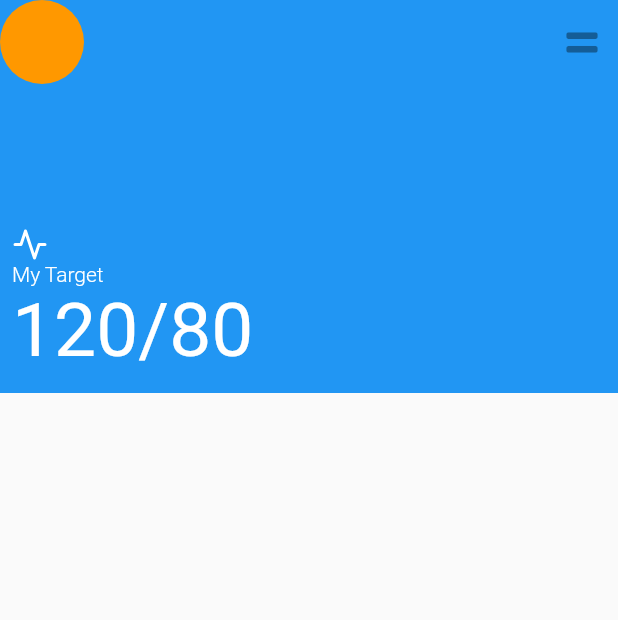
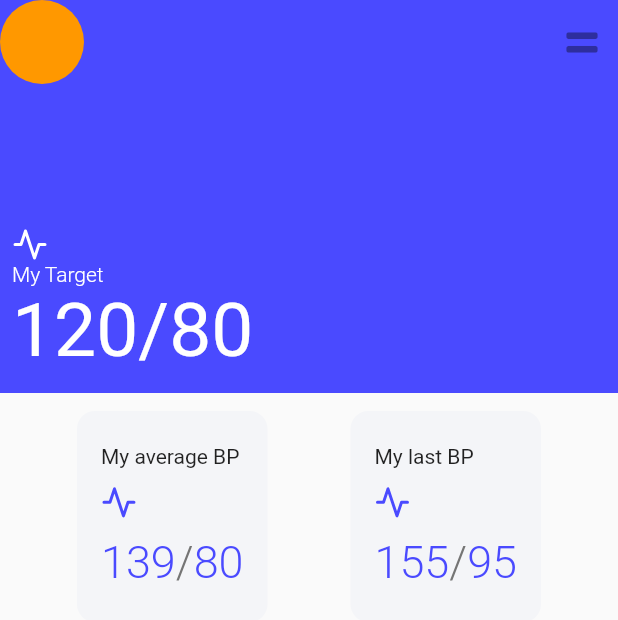
Before and after one commit to enrico-secco/Interface-Flutter, a Flutter app: the HomePage screen opened directly, on a phone screen of 412 x 824 dp. Shown: the top 620 px of the screen. Run offline on Flutter 3.47's test engine with Material 2 defaults, Android fonts, the phone set to English and light mode, and no system bars; our stand-ins replace flutter_icons; statements that could not run were skipped.

Commit message:
Criação de cards personalizados recebendo parâmetros, scrollview e richtext

```diff
--- a/lib/main.dart
+++ b/lib/main.dart
@@ -1,6 +1,7 @@
 import 'package:flutter/material.dart';
 
 import 'ui/pages/pages.dart';
+import 'ui/utils/utils.dart';
 
 void main() {
   runApp(MyApp());
@@ -13,7 +14,7 @@ class MyApp extends StatelessWidget {
     return MaterialApp(
       title: 'Blood Pressure App',
       theme: ThemeData(
-        primarySwatch: Colors.blue,
+        primarySwatch: AppColors.blue,
       ),
       home: HomePage(),
       debugShowCheckedModeBanner: false,
--- a/lib/ui/components/top_container.dart
+++ b/lib/ui/components/top_container.dart
@@ -1,12 +1,14 @@
 //Widget criado
 import 'package:flutter/material.dart';
 import 'package:flutter_icons/flutter_icons.dart';
+
+import '../utils/utils.dart';
 
 class TopContainer extends StatelessWidget {
   @override
   Widget build(BuildContext context) {
     return Container(
-      color: Colors.blue,
+      color: AppColors.blue,
       width: MediaQuery.of(context).size.width,
       height: MediaQuery.of(context).size.height * .25,
       child: Padding(
--- a/lib/ui/pages/home.dart
+++ b/lib/ui/pages/home.dart
@@ -2,6 +2,7 @@ import 'package:flutter/material.dart';
 import 'package:flutter_icons/flutter_icons.dart';
 
 import '../components/components.dart';
+import '../utils/utils.dart';
 
 class HomePage extends StatelessWidget {
   @override
@@ -16,15 +17,107 @@ class HomePage extends StatelessWidget {
         ],
         elevation: 0,
       ),
-      body: Column(
-        mainAxisAlignment: MainAxisAlignment.start,
-        children: [
-          TopContainer(),
-          Container(),
-          Container(),
-          Container(),
-        ],
+      body: SingleChildScrollView(
+        child: Column(
+          mainAxisAlignment: MainAxisAlignment.start,
+          children: [
+            TopContainer(),
+            Container(
+              width: MediaQuery.of(context).size.width,
+              height: MediaQuery.of(context).size.height * .20,
+              child: Padding(
+                padding: const EdgeInsets.symmetric(vertical: 8.0),
+                child: Row(
+                  mainAxisAlignment: MainAxisAlignment.spaceEvenly,
+                  children: [
+                    BPCard(
+                      title: 'My average BP',
+                      icon: Feather.activity,
+                      systolic: 139,
+                      diastolic: 80,
+                    ),
+                    BPCard(
+                      title: 'My last BP',
+                      icon: Feather.activity,
+                      systolic: 155,
+                      diastolic: 95,
+                    ),
+                  ],
+                ),
+              ),
+            ),
+          ],
+        ),
       ),
     );
   }
 }
+
+class BPCard extends StatelessWidget {
+  const BPCard({
+    Key key,
+    this.icon,
+    this.title,
+    this.systolic,
+    this.diastolic,
+  }) : super(key: key);
+
+  final IconData icon;
+  final title;
+  final systolic;
+  final diastolic;
+
+  @override
+  Widget build(BuildContext context) {
+    return Card(
+      shape: RoundedRectangleBorder(
+        borderRadius: BorderRadius.circular(12),
+      ),
+      color: Color(0xFFF4F5F8),
+      elevation: 0,
+      child: Padding(
+        padding: const EdgeInsets.symmetric(vertical: 12.0, horizontal: 16),
+        child: Column(
+          mainAxisAlignment: MainAxisAlignment.spaceEvenly,
+          crossAxisAlignment: CrossAxisAlignment.start,
+          children: [
+            Text(
+              '$title',
+            ),
+            Icon(
+              icon,
+              color: AppColors.blue,
+            ),
+            RichText(
+              text: TextSpan(
+                text: '$systolic',
+                style: TextStyle(
+                    color: AppColors.blue,
+                    fontSize: 30,
+                    fontWeight: FontWeight.w300),
+                children: [
+                  TextSpan(
+                      text: '/',
+                      style: TextStyle(
+                        color: Colors.grey[600],
+                        fontSize: 30,
+                      ),
+                      children: [
+                        TextSpan(
+                          text: '$diastolic',
+                          style: TextStyle(
+                            color: AppColors.blue,
+                            fontSize: 30,
+                            fontWeight: FontWeight.w300,
+                          ),
+                        )
+                      ])
+                ],
+              ),
+            ),
+          ],
+        ),
+      ),
+    );
+  }
+}
--- /dev/null
+++ b/lib/ui/utils/colors.dart
@@ -0,0 +1,22 @@
+import 'package:flutter/material.dart';
+
+class AppColors {
+  AppColors._();
+
+  static const MaterialColor blue = MaterialColor(
+    _bluePrimaryValue,
+    <int, Color>{
+      50: Color(0xFFe9e9ff),
+      100: Color(0xFFc9c9ff),
+      200: Color(0xFFa5a5ff),
+      300: Color(0xFF8080ff),
+      400: Color(0xFF6565ff),
+      500: Color(_bluePrimaryValue),
+      600: Color(0xFF4343ff),
+      700: Color(0xFF3a3aff),
+      800: Color(0xFF3232ff),
+      900: Color(0xFF2222ff),
+    },
+  );
+  static const int _bluePrimaryValue = 0xFF4A4AFF;
+}
--- /dev/null
+++ b/lib/ui/utils/utils.dart
@@ -0,0 +1 @@
+export 'colors.dart';
--- a/pubspec.yaml
+++ b/pubspec.yaml
@@ -25,6 +25,7 @@ dependencies:
     sdk: flutter
   cupertino_icons: ^1.0.2
   flutter_icons: ^1.1.0
+  charts_painter: ^1.0.0
 
 dev_dependencies:
   flutter_test:
```
Also changed, not shown: pubspec.lock.
